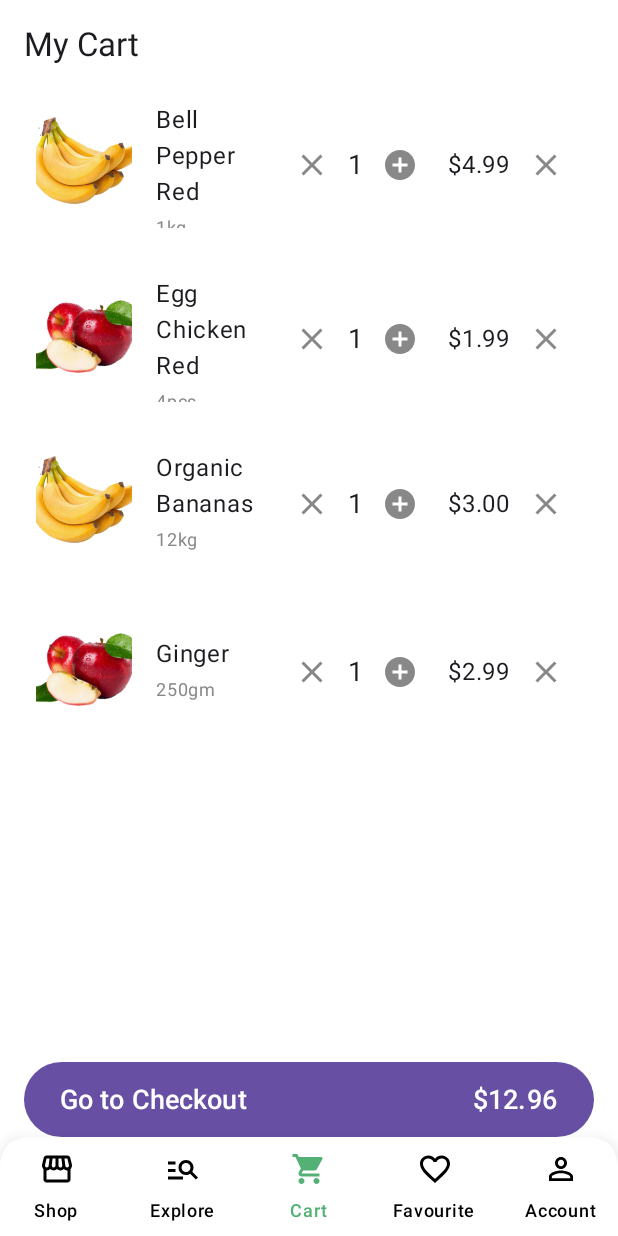
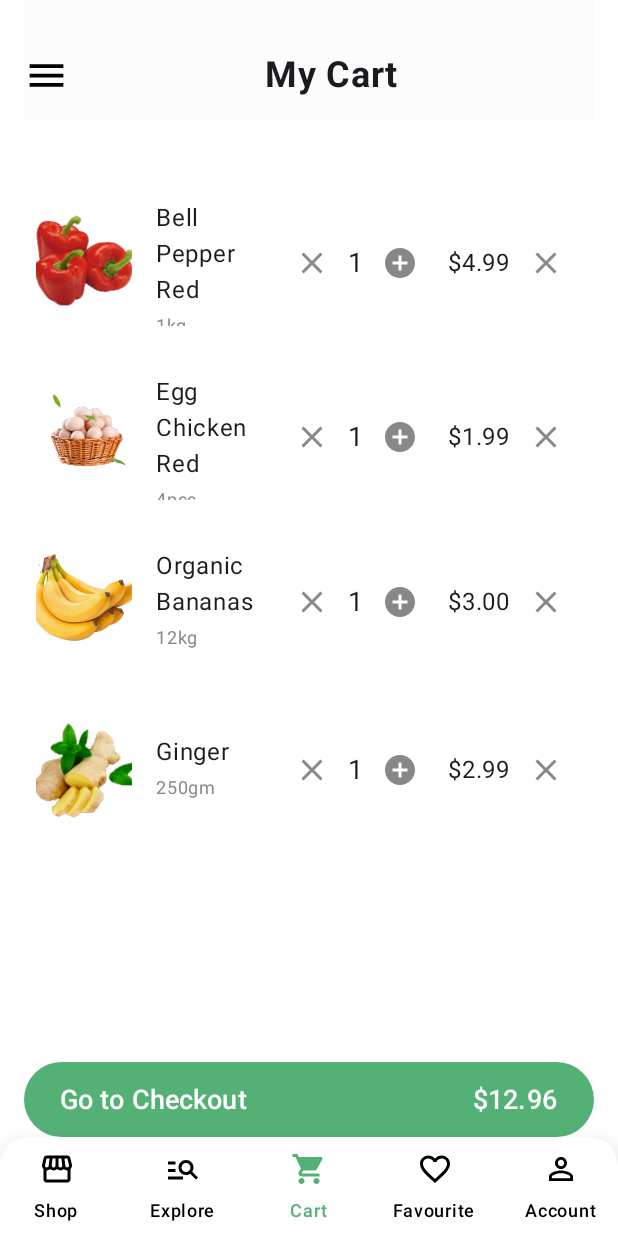
Before and after one commit to marianogrigera/Grupo7-ParcialTP3, an Android app built with Jetpack Compose: the MyCartRoute screen opened through its navigation route, on a phone screen of 412 x 824 dp. Run offline under Robolectric (Android 15) with nearby library versions, the phone set to English and light mode, and no system bars.

Commit message:
Vista carrito terminada

```diff
--- a/app/src/main/java/com/example/grupo7_parcialtp3/ui/theme/views/shop/mycart/MyCart.kt
+++ b/app/src/main/java/com/example/grupo7_parcialtp3/ui/theme/views/shop/mycart/MyCart.kt
@@ -18,6 +18,7 @@ import androidx.compose.material.icons.Icons
 import androidx.compose.material.icons.filled.AddCircle
 import androidx.compose.material.icons.filled.Close
 import androidx.compose.material3.Button
+import androidx.compose.material3.ButtonDefaults
 import androidx.compose.material3.Card
 import androidx.compose.material3.CardDefaults
 import androidx.compose.material3.Icon
@@ -35,6 +36,7 @@ import androidx.compose.ui.Modifier
 import androidx.compose.ui.graphics.Color
 import androidx.compose.ui.layout.ContentScale
 import androidx.compose.ui.res.painterResource
+import androidx.compose.ui.text.font.FontWeight
 import androidx.compose.ui.tooling.preview.Preview
 import androidx.compose.ui.unit.dp
 import androidx.compose.ui.unit.sp
@@ -67,24 +69,45 @@ fun MyCartScreen(navController: NavController) {
                 .background(Color.White)
                 .padding(paddingValues)
         ) {
+
             Column(
                 modifier = Modifier
                     .fillMaxSize()
                     .padding(horizontal = 16.dp),
             ) {
-                Text(
-                    text = "My Cart",
-                    style = MaterialTheme.typography.titleLarge,
-                    modifier = Modifier.padding(vertical = 16.dp)
-                )
+                Row(
+                    modifier = Modifier
+                        .fillMaxWidth()
+                        .background(Color(0xFFFCFCFC))
+                        .padding(top = 20.dp),
+                    verticalAlignment = Alignment.CenterVertically // Alineación vertical centrada
+                ) {
+                    Image(
+                        painter = painterResource(id = R.drawable.ic_barsmenu),
+                        contentDescription = null,
+                        modifier = Modifier
+                            .size(30.dp) // Espacio entre la imagen y el texto
+                    )
+
+                    Text(
+                        text = "My Cart",
+                        fontSize = 24.sp,
+                        fontWeight = FontWeight.Bold,
+                        textAlign = androidx.compose.ui.text.style.TextAlign.Center,
+                        modifier = Modifier
+                            .padding(vertical = 16.dp)
+                            .fillMaxWidth()// Puedes ajustar el padding aquí si es necesario
+                    )
+                }
+                Spacer(modifier = Modifier.height(45.dp))
                 LazyColumn(
                     verticalArrangement = Arrangement.spacedBy(16.dp),
                     modifier = Modifier.weight(1f)
                 ) {
-                    item { CartItem("Bell Pepper Red", "1kg", "$4.99", R.drawable.banana) }
-                    item { CartItem("Egg Chicken Red", "4pcs", "$1.99", R.drawable.manzana) }
+                    item { CartItem("Bell Pepper Red", "1kg", "$4.99", R.drawable.ic_pepper) }
+                    item { CartItem("Egg Chicken Red", "4pcs", "$1.99", R.drawable.ic_eggs) }
                     item { CartItem("Organic Bananas", "12kg", "$3.00", R.drawable.banana) }
-                    item { CartItem("Ginger", "250gm", "$2.99", R.drawable.manzana) }
+                    item { CartItem("Ginger", "250gm", "$2.99", R.drawable.ic_ginger) }
                 }
                 Spacer(modifier = Modifier.height(16.dp))
                 CheckoutButton(navController= navController, totalPrice = "$12.96")
@@ -148,7 +171,8 @@ fun CheckoutButton(totalPrice: String, navController: NavController) {
         onClick = { navController.navigate("checkout")},
         modifier = Modifier
             .fillMaxWidth()
-            .height(50.dp)
+            .height(50.dp) ,
+                colors = ButtonDefaults.buttonColors(containerColor = Color(0xFF53B175))
     ) {
         Row(
             modifier = Modifier.fillMaxWidth(),
@@ -156,6 +180,7 @@ fun CheckoutButton(totalPrice: String, navController: NavController) {
         ) {
             Text(text = "Go to Checkout", fontSize = 18.sp)
             Text(text = totalPrice, fontSize = 18.sp)
+
         }
     }
 }
```
Also changed, not shown: app/src/main/res/drawable/ic_eggs.png, app/src/main/res/drawable/ic_ginger.png (added), app/src/main/res/drawable/ic_pepper.png (added).
